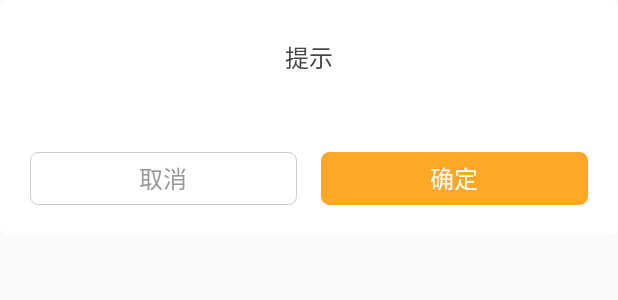
After one commit to nickkong/mytaxi, an Android app: the layout dialog_tips.xml on its own in the app's theme, with its tools: preview values and no code run, on a phone screen of 412 x 824 dp. The commit adds this screen. Shown: the top 300 px of the screen. Run offline under Robolectric (Android 15) with nearby library versions, the phone set to English and light mode, and no system bars.

Commit message:
增加退出时弹出确认提示框

```diff
--- a/app/src/main/java/com/zhtaxi/haodi/util/RequestAddress.java
+++ b/app/src/main/java/com/zhtaxi/haodi/util/RequestAddress.java
@@ -7,6 +7,7 @@ package com.zhtaxi.haodi.util;
 public class RequestAddress {
 
     public final static String APP_URL = "http://120.76.29.5:8080/taxi_web/app/";
+//    public final static String APP_URL = "http://119.120.234.148:8080/taxi_web/app/";
 
     public final static String login = "login";
     public final static String getCertCode = "getCertCode";
--- a/app/src/main/java/com/zhtaxi/haodi/util/UpdateManager.java
+++ b/app/src/main/java/com/zhtaxi/haodi/util/UpdateManager.java
@@ -181,7 +181,7 @@ public class UpdateManager {
 //        tipsDialog.show();
 //    }
 //
-//    private BtnConfirmListener dialogBtnListener = new BtnConfirmListener() {
+//    private OnDialogClickListener dialogBtnListener = new OnDialogClickListener() {
 //        @Override
 //        public void doConfirm() {
 //            showDownloadDialog("软件版本更新",0);
--- /dev/null
+++ b/app/src/main/res/drawable/tipsdialog_bg.xml
@@ -0,0 +1,5 @@
+<?xml version="1.0" encoding="UTF-8"?>
+<shape xmlns:android="http://schemas.android.com/apk/res/android">
+    <solid android:color="@color/white" />
+    <corners android:radius="5dp"/>
+</shape>
--- /dev/null
+++ b/app/src/main/res/drawable/tipsdialog_left.xml
@@ -0,0 +1,5 @@
+<?xml version="1.0" encoding="UTF-8"?>
+<selector xmlns:android="http://schemas.android.com/apk/res/android">
+    <item android:state_pressed="false" android:drawable="@drawable/tipsdialog_left_normal" />
+    <item android:state_pressed="true" android:drawable="@drawable/tipsdialog_left_pressed" />
+</selector>
--- /dev/null
+++ b/app/src/main/res/drawable/tipsdialog_left_normal.xml
@@ -0,0 +1,7 @@
+<?xml version="1.0" encoding="UTF-8"?>
+<shape xmlns:android="http://schemas.android.com/apk/res/android">
+    <corners android:radius="5dp"/>
+    <stroke android:color="@color/TEXT_HINT"
+        android:width="0.5dp"/>
+    <solid android:color="@color/white" />
+</shape>
--- /dev/null
+++ b/app/src/main/res/drawable/tipsdialog_left_pressed.xml
@@ -0,0 +1,7 @@
+<?xml version="1.0" encoding="UTF-8"?>
+<shape xmlns:android="http://schemas.android.com/apk/res/android">
+    <solid android:color="@color/TEXT_HINT" />
+    <corners android:radius="5dp"/>
+    <stroke android:color="@color/TEXT_HINT"
+        android:width="0.5dp"/>
+</shape>
--- /dev/null
+++ b/app/src/main/res/drawable/tipsdialog_right.xml
@@ -0,0 +1,5 @@
+<?xml version="1.0" encoding="UTF-8"?>
+<selector xmlns:android="http://schemas.android.com/apk/res/android">
+    <item android:state_pressed="false" android:drawable="@drawable/tipsdialog_right_normal" />
+    <item android:state_pressed="true" android:drawable="@drawable/tipsdialog_right_pressed" />
+</selector>
--- /dev/null
+++ b/app/src/main/res/drawable/tipsdialog_right_normal.xml
@@ -0,0 +1,7 @@
+<?xml version="1.0" encoding="UTF-8"?>
+<shape xmlns:android="http://schemas.android.com/apk/res/android">
+    <corners android:radius="5dp"/>
+    <stroke android:color="@color/MAIN"
+        android:width="0.5dp"/>
+    <solid android:color="@color/MAIN" />
+</shape>
--- /dev/null
+++ b/app/src/main/res/drawable/tipsdialog_right_pressed.xml
@@ -0,0 +1,7 @@
+<?xml version="1.0" encoding="UTF-8"?>
+<shape xmlns:android="http://schemas.android.com/apk/res/android">
+    <solid android:color="@color/MAIN_SUB" />
+    <corners android:radius="5dp"/>
+    <stroke android:color="@color/MAIN"
+        android:width="0.5dp"/>
+</shape>
--- a/app/src/main/res/layout/activity_destination.xml
+++ b/app/src/main/res/layout/activity_destination.xml
@@ -57,6 +57,7 @@
         android:orientation="horizontal">
 
         <LinearLayout
+            android:id="@id/ll_home"
             android:layout_width="match_parent"
             android:layout_height="match_parent"
             android:background="@drawable/border_noradius_left"
@@ -71,6 +72,7 @@
         </LinearLayout>
 
         <LinearLayout
+            android:id="@id/ll_company"
             android:layout_width="match_parent"
             android:layout_height="match_parent"
             android:background="@drawable/border_noradius_right"
--- /dev/null
+++ b/app/src/main/res/layout/dialog_tips.xml
@@ -0,0 +1,76 @@
+<?xml version="1.0" encoding="utf-8"?>
+<LinearLayout xmlns:android="http://schemas.android.com/apk/res/android"
+    android:layout_width="match_parent"
+    android:layout_height="wrap_content"
+    android:orientation="vertical"
+    android:padding="@dimen/interval_AA"
+    android:background="@drawable/tipsdialog_bg"
+    >
+
+    <TextView
+        android:layout_width="wrap_content"
+        android:layout_height="wrap_content"
+        android:text="提示"
+        android:layout_gravity="center"
+        android:textSize="@dimen/F7"
+        android:textColor="@color/TEXT_MAIN"
+        android:paddingBottom="2dp"
+        android:paddingTop="@dimen/interval_E" />
+
+    <TextView
+        android:id="@+id/tv_content"
+        android:layout_width="fill_parent"
+        android:layout_height="wrap_content"
+        android:layout_marginLeft="@dimen/interval_AA"
+        android:layout_marginRight="@dimen/interval_AA"
+        android:gravity="center"
+        android:lineSpacingExtra="3dp"
+        android:padding="@dimen/interval_A"
+        android:textColor="@color/TEXT_MAIN"
+        android:textSize="@dimen/F8"/>
+
+    <LinearLayout
+        android:id="@+id/ll_dialog"
+        android:layout_width="match_parent"
+        android:layout_height="match_parent"
+        android:gravity="center_vertical"
+        android:orientation="horizontal">
+
+        <Button
+            android:id="@+id/dialog_left"
+            android:layout_width="wrap_content"
+            android:layout_height="@dimen/buttonheight"
+            android:layout_weight="1"
+            android:background="@drawable/tipsdialog_left"
+            android:layout_marginRight="@dimen/interval_D"
+            style="?android:attr/borderlessButtonStyle"
+            android:text="取消"
+            android:textColor="@color/TEXT_SUB"
+            android:textSize="@dimen/F7" />
+
+        <Button
+            android:id="@+id/dialog_right"
+            android:layout_width="wrap_content"
+            android:layout_height="@dimen/buttonheight"
+            android:background="@drawable/tipsdialog_right"
+            android:layout_marginLeft="@dimen/interval_D"
+            style="?android:attr/borderlessButtonStyle"
+            android:layout_weight="1"
+            android:text="确定"
+            android:textColor="@color/white"
+            android:textSize="@dimen/F7" />
+
+    </LinearLayout>
+
+    <Button
+        android:id="@+id/btn_confirm"
+        android:layout_width="fill_parent"
+        android:layout_height="@dimen/maintitle"
+        android:background="@drawable/tipsdialog_right"
+        style="?android:attr/borderlessButtonStyle"
+        android:text="确定"
+        android:textColor="@color/white"
+        android:textSize="@dimen/F2"
+        android:visibility="gone"/>
+
+</LinearLayout>
--- a/app/src/main/res/values/dimens.xml
+++ b/app/src/main/res/values/dimens.xml
@@ -3,6 +3,7 @@
     <dimen name="maintitle">45dp</dimen>
     <dimen name="headheight">90dp</dimen>
     <dimen name="inputbar">44dp</dimen>
+    <dimen name="buttonheight">35dp</dimen>
 
     <dimen name="F0">26sp</dimen>
     <dimen name="F1">24sp</dimen>
@@ -27,7 +28,10 @@
     <dimen name="interval_C">10dp</dimen>
     <dimen name="interval_D">8dp</dimen>
     <dimen name="interval_E">6dp</dimen>
+    <dimen name="interval_F">4dp</dimen>
+    <dimen name="interval_G">2dp</dimen>
 
     <dimen name="corner_radius">3dp</dimen>
+    <dimen name="dialog_corner_radius">5dp</dimen>
 
 </resources>
--- a/app/src/main/res/values/ids.xml
+++ b/app/src/main/res/values/ids.xml
@@ -38,4 +38,6 @@
     <item type="id" name="et_phone"/>
     <item type="id" name="et_certCode"/>
     <item type="id" name="tv_certCode"/>
+    <item type="id" name="ll_home"/>
+    <item type="id" name="ll_company"/>
 </resources>
```
Also changed, not shown: app/src/main/java/com/zhtaxi/haodi/ui/activity/DestinationActivity.java (+21 -0 lines), app/src/main/java/com/zhtaxi/haodi/ui/activity/SettingActivity.java (+29 -1 lines), app/src/main/java/com/zhtaxi/haodi/ui/listener/OnDialogClickListener.java (added, +10 -0 lines), app/src/main/java/com/zhtaxi/haodi/widget/TipsDialog.java (added, +130 -0 lines), app/src/main/res/values/styles.xml (+8 -0 lines).
